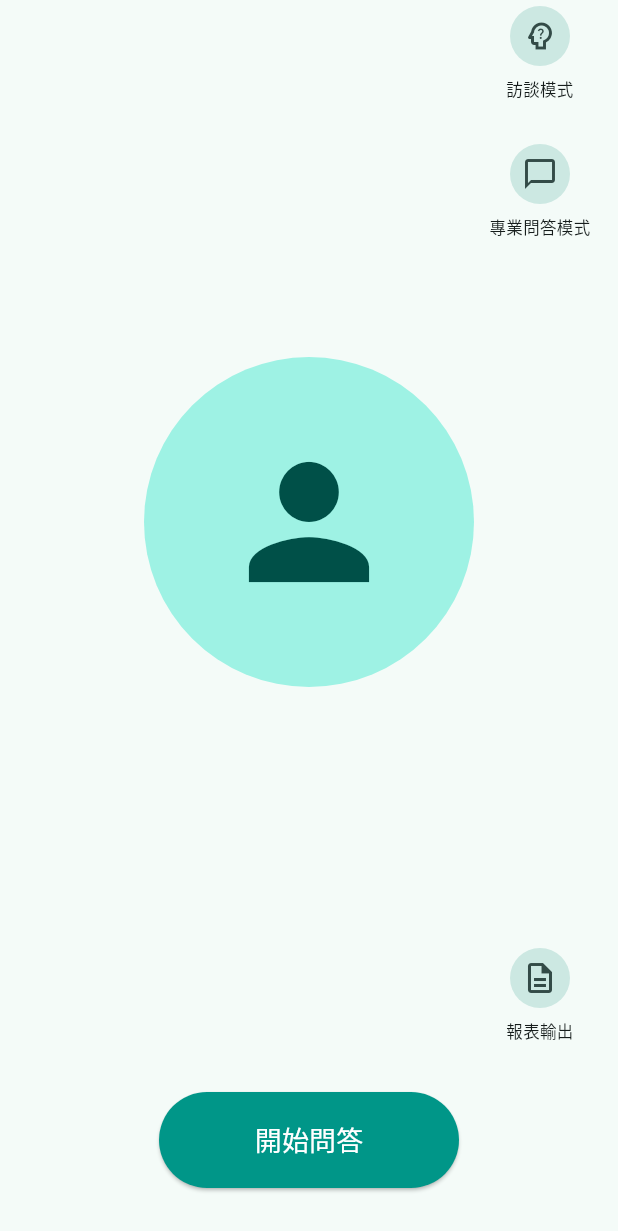
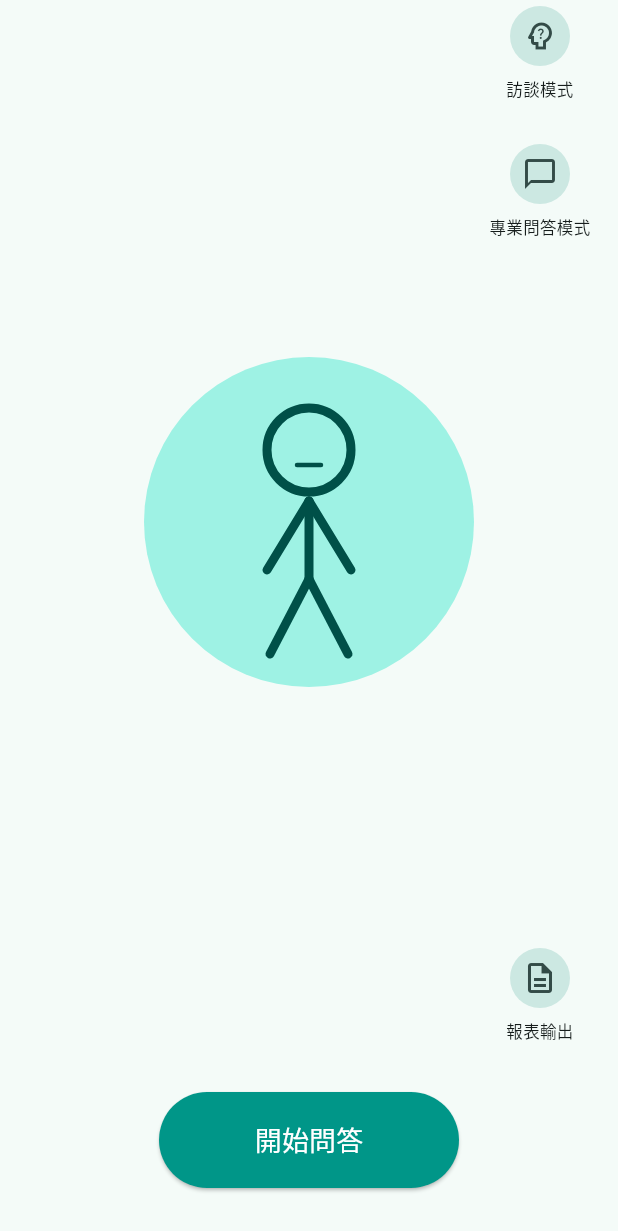
Before and after one commit to ChouTerry-20240925/voice-app, a Flutter app: the screen it shows after launch, on a phone screen of 412 x 824 dp. Shown: the top 1231 px of the screen. Run offline on Flutter 3.47's test engine with Material 3 defaults, Android fonts, the phone set to English and light mode, and no system bars; missing offline and left inert: flutter_sound, record.

Commit message:
Avatar 改為線條人形動畫，補上 turn_complete 處理與 VAD 靜音容忍度
- main.dart：Avatar 改用 CustomPainter 畫火柴人，依 idle/listening/speaking
  狀態呈現不同姿勢與動畫節奏
- voice_session_service.dart：解析 backend 轉發的 turn_complete，驅動
  Avatar 切回 listening 狀態
- geminiLive.js：加上 silenceDurationMs: 1750，讓使用者思考停頓不易被
  提早打斷

Co-Authored-By: Claude Sonnet 5 <noreply@anthropic.com>

```diff
--- a/frontend/lib/main.dart
+++ b/frontend/lib/main.dart
@@ -35,12 +35,26 @@ class HomeScreen extends StatefulWidget {
 
 class _HomeScreenState extends State<HomeScreen> {
   bool _isCallActive = false;
-  final AvatarState _avatarState = AvatarState.idle;
+  AvatarState _avatarState = AvatarState.idle;
   final _playback = AudioPlaybackService();
   late final _voiceSession = VoiceSessionService(
-    onAudioChunk: (data, mimeType) => _playback.enqueueChunk(data, mimeType),
-    onInterrupted: () => _playback.interrupt(),
+    onAudioChunk: (data, mimeType) {
+      _playback.enqueueChunk(data, mimeType);
+      _setAvatarState(AvatarState.speaking);
+    },
+    onInterrupted: () {
+      _playback.interrupt();
+      _setAvatarState(AvatarState.listening);
+    },
+    onTurnComplete: () => _setAvatarState(AvatarState.listening),
   );
+
+  void _setAvatarState(AvatarState state) {
+    if (_avatarState == state) return;
+    setState(() {
+      _avatarState = state;
+    });
+  }
 
   @override
   void dispose() {
@@ -55,6 +69,7 @@ class _HomeScreenState extends State<HomeScreen> {
       await _playback.stop();
       setState(() {
         _isCallActive = false;
+        _avatarState = AvatarState.idle;
       });
       return;
     }
@@ -67,8 +82,13 @@ class _HomeScreenState extends State<HomeScreen> {
       await _playback.start();
       setState(() {
         _isCallActive = true;
+        // The model greets first, but audio hasn't arrived yet — this
+        // flips to speaking the moment the first chunk comes in.
+        _avatarState = AvatarState.listening;
       });
     } catch (e) {
+      // _avatarState never left idle if we get here — start() failed
+      // before the success branch's setState ran.
       await _voiceSession.stop();
       await _playback.stop();
       if (!mounted) return;
@@ -156,26 +176,193 @@ class _HomeScreenState extends State<HomeScreen> {
   }
 }
 
-class _AvatarView extends StatelessWidget {
+class _AvatarView extends StatefulWidget {
   const _AvatarView({required this.state});
 
   final AvatarState state;
 
   @override
+  State<_AvatarView> createState() => _AvatarViewState();
+}
+
+class _AvatarViewState extends State<_AvatarView>
+    with SingleTickerProviderStateMixin {
+  late final AnimationController _controller = AnimationController(
+    vsync: this,
+    duration: _durationFor(widget.state),
+  );
+  late final _curve = CurvedAnimation(parent: _controller, curve: Curves.easeInOut);
+
+  static Duration _durationFor(AvatarState state) => switch (state) {
+        AvatarState.idle => const Duration(milliseconds: 1800),
+        AvatarState.listening => const Duration(milliseconds: 1100),
+        AvatarState.speaking => const Duration(milliseconds: 320),
+      };
+
+  @override
+  void initState() {
+    super.initState();
+    _syncAnimation(widget.state);
+  }
+
+  @override
+  void didUpdateWidget(covariant _AvatarView oldWidget) {
+    super.didUpdateWidget(oldWidget);
+    if (oldWidget.state != widget.state) {
+      _syncAnimation(widget.state);
+    }
+  }
+
+  // Idle stays perfectly still; the other two states loop a back-and-forth
+  // gesture, faster while speaking to read as "talking" rather than "idly
+  // swaying".
+  void _syncAnimation(AvatarState state) {
+    _controller.duration = _durationFor(state);
+    if (state == AvatarState.idle) {
+      _controller.stop();
+      _controller.value = 0;
+    } else {
+      _controller.repeat(reverse: true);
+    }
+  }
+
+  @override
+  void dispose() {
+    _controller.dispose();
+    super.dispose();
+  }
+
+  @override
   Widget build(BuildContext context) {
-    return Container(
+    final colorScheme = Theme.of(context).colorScheme;
+    final (Color bg, Color fg) = switch (widget.state) {
+      AvatarState.idle => (
+          colorScheme.primaryContainer,
+          colorScheme.onPrimaryContainer,
+        ),
+      AvatarState.listening => (
+          colorScheme.tertiaryContainer,
+          colorScheme.onTertiaryContainer,
+        ),
+      AvatarState.speaking => (
+          colorScheme.secondaryContainer,
+          colorScheme.onSecondaryContainer,
+        ),
+    };
+
+    return AnimatedContainer(
+      duration: const Duration(milliseconds: 250),
       width: 220,
       height: 220,
-      decoration: BoxDecoration(
-        shape: BoxShape.circle,
-        color: Theme.of(context).colorScheme.primaryContainer,
-      ),
-      child: Icon(
-        Icons.person,
-        size: 120,
-        color: Theme.of(context).colorScheme.onPrimaryContainer,
+      decoration: BoxDecoration(shape: BoxShape.circle, color: bg),
+      child: AnimatedBuilder(
+        animation: _curve,
+        builder: (context, _) {
+          return CustomPaint(
+            size: const Size(220, 220),
+            painter: _StickFigurePainter(
+              state: widget.state,
+              t: _curve.value,
+              color: fg,
+            ),
+          );
+        },
       ),
     );
+  }
+}
+
+/// Draws a simple stick figure whose pose reflects [state]: still for idle,
+/// a hand cupped near the ear for listening, both hands gesturing outward
+/// with an open/closing mouth for speaking. [t] oscillates 0→1→0 and drives
+/// whichever motion the current state uses.
+class _StickFigurePainter extends CustomPainter {
+  _StickFigurePainter({
+    required this.state,
+    required this.t,
+    required this.color,
+  });
+
+  final AvatarState state;
+  final double t;
+  final Color color;
+
+  @override
+  void paint(Canvas canvas, Size size) {
+    final linePaint = Paint()
+      ..color = color
+      ..strokeWidth = 6
+      ..strokeCap = StrokeCap.round
+      ..style = PaintingStyle.stroke;
+
+    final cx = size.width / 2;
+    final head = Offset(cx, 62);
+    const headRadius = 28.0;
+    final shoulder = Offset(cx, 96);
+    final hip = Offset(cx, 148);
+
+    canvas.drawCircle(head, headRadius, linePaint);
+    canvas.drawLine(shoulder, hip, linePaint);
+    canvas.drawLine(hip, Offset(cx - 26, 198), linePaint);
+    canvas.drawLine(hip, Offset(cx + 26, 198), linePaint);
+
+    final (leftHand, rightHand) = _handPositions(shoulder);
+    canvas.drawLine(shoulder, leftHand, linePaint);
+    canvas.drawLine(shoulder, rightHand, linePaint);
+
+    _paintMouth(canvas, head);
+  }
+
+  (Offset, Offset) _handPositions(Offset shoulder) {
+    switch (state) {
+      case AvatarState.idle:
+        // Relaxed at the sides, no motion.
+        return (
+          shoulder + const Offset(-28, 46),
+          shoulder + const Offset(28, 46),
+        );
+      case AvatarState.listening:
+        // Left arm relaxed; right hand cupped near the ear, gently bobbing.
+        return (
+          shoulder + const Offset(-28, 46),
+          shoulder + Offset(26, -30 - 6 * t),
+        );
+      case AvatarState.speaking:
+        // Both hands swing outward and up together, like talking with
+        // one's hands.
+        return (
+          shoulder + Offset(-30 - 10 * t, 44 - 34 * t),
+          shoulder + Offset(30 + 10 * t, 44 - 34 * t),
+        );
+    }
+  }
+
+  void _paintMouth(Canvas canvas, Offset head) {
+    final mouthCenter = head + const Offset(0, 10);
+
+    if (state == AvatarState.speaking) {
+      final openness = 2 + 12 * t;
+      canvas.drawOval(
+        Rect.fromCenter(center: mouthCenter, width: 16, height: openness),
+        Paint()..color = color,
+      );
+    } else {
+      canvas.drawLine(
+        mouthCenter - const Offset(8, 0),
+        mouthCenter + const Offset(8, 0),
+        Paint()
+          ..color = color
+          ..strokeWidth = 3
+          ..strokeCap = StrokeCap.round,
+      );
+    }
+  }
+
+  @override
+  bool shouldRepaint(covariant _StickFigurePainter oldDelegate) {
+    return oldDelegate.state != state ||
+        oldDelegate.t != t ||
+        oldDelegate.color != color;
   }
 }
 
--- a/frontend/lib/services/voice_session_service.dart
+++ b/frontend/lib/services/voice_session_service.dart
@@ -12,16 +12,22 @@ const String kBackendWsUrl = 'wss://voice-bsrs-backend.onrender.com';
 ///
 /// Incoming `{"type":"audio",...}` messages are decoded and handed to
 /// [onAudioChunk]; `{"type":"interrupted"}` (the model was barged in on)
-/// is handed to [onInterrupted]. Both callbacks must return promptly
-/// (queue/signal and return) rather than waiting for audio to actually
-/// finish playing — otherwise a slow 'audio' handler would delay this
-/// listener from ever seeing the 'interrupted' message that follows it.
-/// `turn_complete`/`tool_call` are not handled yet — that's Phase 4.
+/// is handed to [onInterrupted]; `{"type":"turn_complete"}` (the model
+/// finished its turn) is handed to [onTurnComplete]. All callbacks must
+/// return promptly (queue/signal and return) rather than waiting for audio
+/// to actually finish playing — otherwise a slow 'audio' handler would
+/// delay this listener from ever seeing the messages that follow it.
+/// `tool_call` is not handled yet — that's Phase 4.
 class VoiceSessionService {
-  VoiceSessionService({this.onAudioChunk, this.onInterrupted});
+  VoiceSessionService({
+    this.onAudioChunk,
+    this.onInterrupted,
+    this.onTurnComplete,
+  });
 
   final void Function(Uint8List data, String mimeType)? onAudioChunk;
   final void Function()? onInterrupted;
+  final void Function()? onTurnComplete;
 
   final AudioRecorder _recorder = AudioRecorder();
   WebSocketChannel? _channel;
@@ -75,6 +81,8 @@ class VoiceSessionService {
         onAudioChunk?.call(base64Decode(data), mimeType);
       case 'interrupted':
         onInterrupted?.call();
+      case 'turn_complete':
+        onTurnComplete?.call();
     }
   }
 
```
Also changed, not shown: 2 other files.
